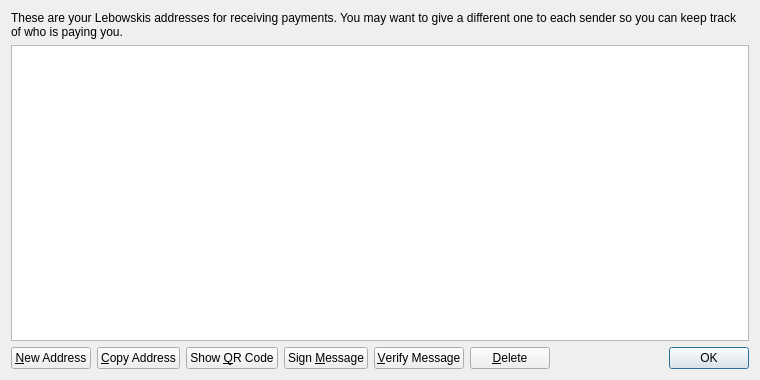
The window that src/qt/forms/addressbookpage.ui (lebowskis/coins) describes before a commit, drawn with Qt 5.
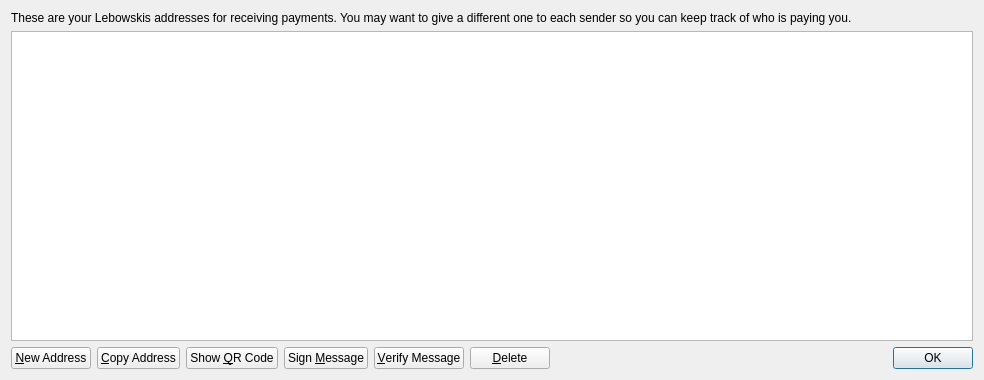
The same window after the commit. Icons and pictures are not drawn.

Patch:
```diff
--- a/src/qt/forms/addressbookpage.ui
+++ b/src/qt/forms/addressbookpage.ui
@@ -6,7 +6,7 @@
    <rect>
     <x>0</x>
     <y>0</y>
-    <width>760</width>
+    <width>984</width>
     <height>380</height>
    </rect>
   </property>
```
Left out of the diff: 6 changed lines with no effect on the pictures.
